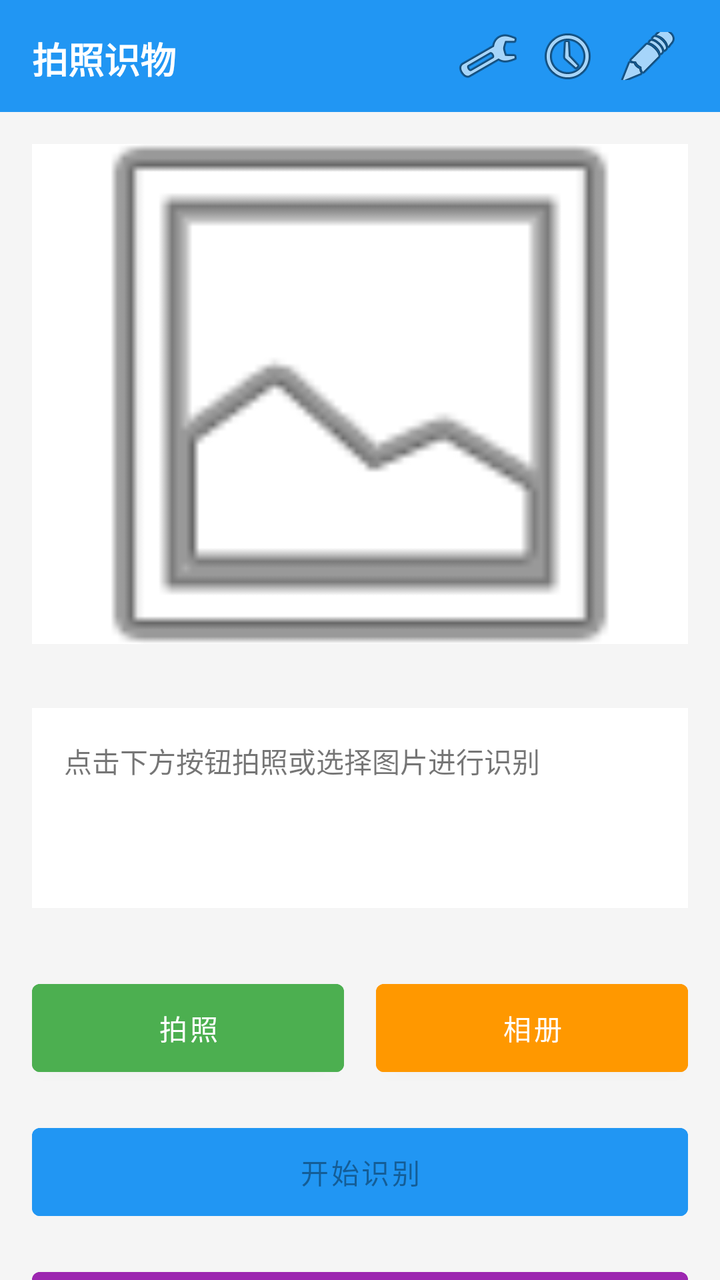
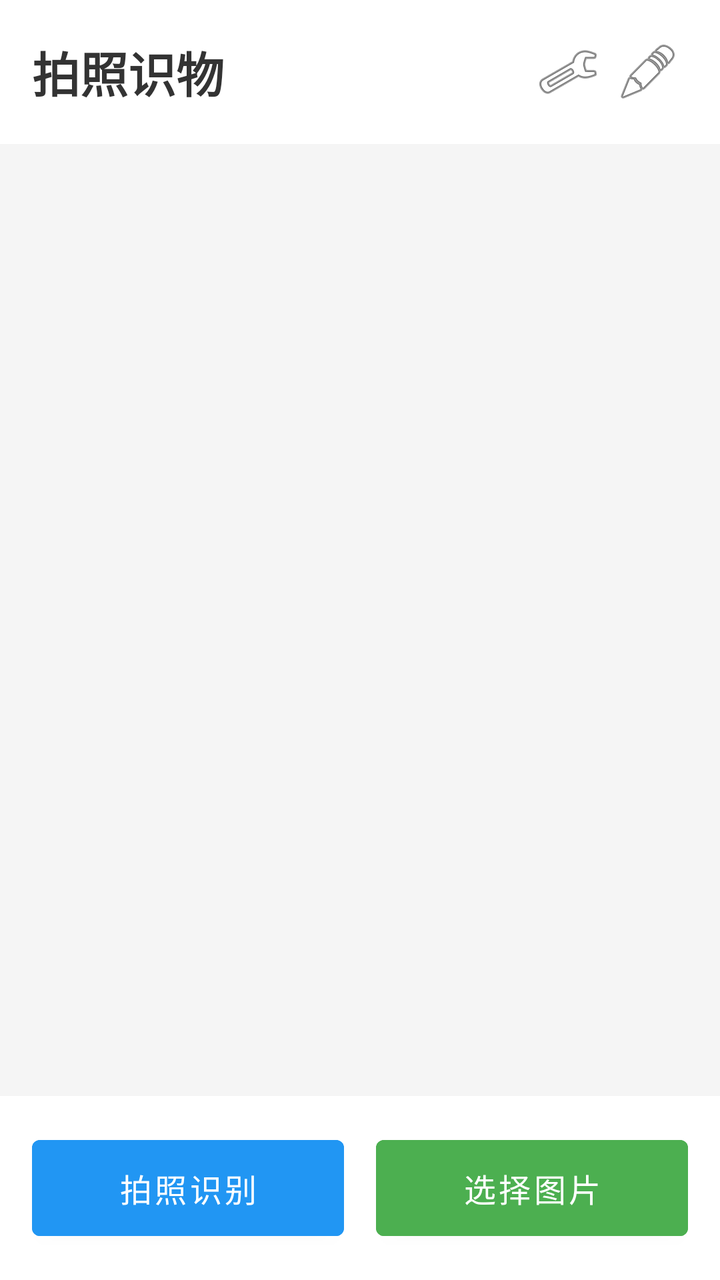

The first picture is an Android layout as it rendered before a commit; the second is the same layout after the commit. The layout source and the unified diff follow.
<!-- AndroidManifest.xml: application theme Theme.ImageRecognition -->
<!-- res/layout/activity_main.xml -->
<?xml version="1.0" encoding="utf-8"?>
<LinearLayout xmlns:android="http://schemas.android.com/apk/res/android"
    android:layout_width="match_parent"
    android:layout_height="match_parent"
    android:orientation="vertical"
    android:background="#F5F5F5">

    
    <LinearLayout
        android:layout_width="match_parent"
        android:layout_height="56dp"
        android:background="#2196F3"
        android:gravity="center_vertical"
        android:padding="16dp">

        <TextView
            android:layout_width="0dp"
            android:layout_height="wrap_content"
            android:layout_weight="1"
            android:text="拍照识物"
            android:textColor="#FFFFFF"
            android:textSize="18sp"
            android:textStyle="bold" />

        <ImageButton
            android:id="@+id/btnSettings"
            android:layout_width="40dp"
            android:layout_height="40dp"
            android:background="?attr/selectableItemBackgroundBorderless"
            android:src="@android:drawable/ic_menu_preferences"
            android:contentDescription="设置" />

        <ImageButton
            android:id="@+id/btnHistory"
            android:layout_width="40dp"
            android:layout_height="40dp"
            android:background="?attr/selectableItemBackgroundBorderless"
            android:src="@android:drawable/ic_menu_recent_history"
            android:contentDescription="历史记录" />

        <ImageButton
            android:id="@+id/btnTrain"
            android:layout_width="40dp"
            android:layout_height="40dp"
            android:background="?attr/selectableItemBackgroundBorderless"
            android:src="@android:drawable/ic_menu_edit"
            android:contentDescription="训练" />
    </LinearLayout>

    
    <ImageView
        android:id="@+id/imagePreview"
        android:layout_width="match_parent"
        android:layout_height="250dp"
        android:layout_margin="16dp"
        android:background="#FFFFFF"
        android:scaleType="centerCrop"
        android:src="@android:drawable/ic_menu_gallery" />

    
    <TextView
        android:id="@+id/tvResult"
        android:layout_width="match_parent"
        android:layout_height="wrap_content"
        android:layout_margin="16dp"
        android:background="#FFFFFF"
        android:padding="16dp"
        android:text="点击下方按钮拍照或选择图片进行识别"
        android:textSize="14sp"
        android:minHeight="100dp" />

    
    <LinearLayout
        android:layout_width="match_parent"
        android:layout_height="wrap_content"
        android:orientation="horizontal"
        android:padding="16dp">

        <Button
            android:id="@+id/btnCamera"
            android:layout_width="0dp"
            android:layout_height="56dp"
            android:layout_weight="1"
            android:layout_marginEnd="8dp"
            android:text="拍照"
            android:backgroundTint="#4CAF50" />

        <Button
            android:id="@+id/btnGallery"
            android:layout_width="0dp"
            android:layout_height="56dp"
            android:layout_weight="1"
            android:layout_marginStart="8dp"
            android:text="相册"
            android:backgroundTint="#FF9800" />
    </LinearLayout>

    <Button
        android:id="@+id/btnRecognize"
        android:layout_width="match_parent"
        android:layout_height="56dp"
        android:layout_marginHorizontal="16dp"
        android:text="开始识别"
        android:backgroundTint="#2196F3"
        android:enabled="false" />

    <Button
        android:id="@+id/btnSave"
        android:layout_width="match_parent"
        android:layout_height="56dp"
        android:layout_margin="16dp"
        android:text="保存记录"
        android:backgroundTint="#9C27B0"
        android:enabled="false" />

</LinearLayout>
<!-- resources referenced by this layout -->
<resources>
  <style name="Theme.ImageRecognition" parent="Theme.MaterialComponents.DayNight.NoActionBar">
          <item name="colorPrimary">@color/colorPrimary</item>
          <item name="colorPrimaryDark">@color/colorPrimaryDark</item>
          <item name="colorAccent">@color/colorAccent</item>
      </style>
  <color name="colorPrimary">#6200EE</color>
  <color name="colorPrimaryDark">#3700B3</color>
  <color name="colorAccent">#03DAC5</color>
</resources>

<!-- the commit's change to res/layout/activity_main.xml (unified diff, before → after) -->
@@ -8,109 +8,94 @@
     
     <LinearLayout
         android:layout_width="match_parent"
-        android:layout_height="56dp"
-        android:background="#2196F3"
+        android:layout_height="wrap_content"
+        android:orientation="horizontal"
         android:gravity="center_vertical"
-        android:padding="16dp">
+        android:padding="16dp"
+        android:background="#FFFFFF">
 
         <TextView
             android:layout_width="0dp"
             android:layout_height="wrap_content"
             android:layout_weight="1"
             android:text="拍照识物"
-            android:textColor="#FFFFFF"
-            android:textSize="18sp"
-            android:textStyle="bold" />
+            android:textSize="24sp"
+            android:textStyle="bold"
+            android:textColor="#333333" />
 
         <ImageButton
             android:id="@+id/btnSettings"
             android:layout_width="40dp"
             android:layout_height="40dp"
+            android:src="@android:drawable/ic_menu_preferences"
             android:background="?attr/selectableItemBackgroundBorderless"
-            android:src="@android:drawable/ic_menu_preferences"
-            android:contentDescription="设置" />
+            android:contentDescription="设置"
+            android:onClick="onSettings" />
 
         <ImageButton
-            android:id="@+id/btnHistory"
+            android:id="@+id/btnTraining"
             android:layout_width="40dp"
             android:layout_height="40dp"
+            android:src="@android:drawable/ic_menu_edit"
             android:background="?attr/selectableItemBackgroundBorderless"
-            android:src="@android:drawable/ic_menu_recent_history"
-            android:contentDescription="历史记录" />
-
-        <ImageButton
-            android:id="@+id/btnTrain"
-            android:layout_width="40dp"
-            android:layout_height="40dp"
-            android:background="?attr/selectableItemBackgroundBorderless"
-            android:src="@android:drawable/ic_menu_edit"
-            android:contentDescription="训练" />
+            android:contentDescription="训练"
+            android:onClick="onTraining" />
     </LinearLayout>
 
     
-    <ImageView
-        android:id="@+id/imagePreview"
+    <ListView
+        android:id="@+id/listHistory"
         android:layout_width="match_parent"
-        android:layout_height="250dp"
-        android:layout_margin="16dp"
-        android:background="#FFFFFF"
-        android:scaleType="centerCrop"
-        android:src="@android:drawable/ic_menu_gallery" />
+        android:layout_height="0dp"
+        android:layout_weight="1"
+        android:padding="8dp"
+        android:divider="@android:color/transparent"
+        android:dividerHeight="8dp" />
 
     
     <TextView
-        android:id="@+id/tvResult"
+        android:id="@+id/tvEmpty"
         android:layout_width="match_parent"
-        android:layout_height="wrap_content"
-        android:layout_margin="16dp"
-        android:background="#FFFFFF"
-        android:padding="16dp"
-        android:text="点击下方按钮拍照或选择图片进行识别"
-        android:textSize="14sp"
-        android:minHeight="100dp" />
+        android:layout_height="0dp"
+        android:layout_weight="1"
+        android:text="暂无识别记录\n\n点击下方按钮开始识别"
+        android:textSize="16sp"
+        android:textColor="#999999"
+        android:gravity="center"
+        android:visibility="gone" />
 
     
     <LinearLayout
         android:layout_width="match_parent"
         android:layout_height="wrap_content"
         android:orientation="horizontal"
-        android:padding="16dp">
+        android:padding="16dp"
+        android:background="#FFFFFF">
 
         <Button
-            android:id="@+id/btnCamera"
+            android:id="@+id/btnTakePhoto"
             android:layout_width="0dp"
-            android:layout_height="56dp"
+            android:layout_height="60dp"
             android:layout_weight="1"
-            android:layout_marginEnd="8dp"
-            android:text="拍照"
-            android:backgroundTint="#4CAF50" />
+            android:text="拍照识别"
+            android:backgroundTint="#2196F3"
+            android:textColor="#FFFFFF"
+            android:textSize="16sp"
+            android:onClick="onTakePhoto" />
+
+        <View
+            android:layout_width="16dp"
+            android:layout_height="0dp" />
 
         <Button
-            android:id="@+id/btnGallery"
+            android:id="@+id/btnSelectImage"
             android:layout_width="0dp"
-            android:layout_height="56dp"
+            android:layout_height="60dp"
             android:layout_weight="1"
-            android:layout_marginStart="8dp"
-            android:text="相册"
-            android:backgroundTint="#FF9800" />
+            android:text="选择图片"
+            android:backgroundTint="#4CAF50"
+            android:textColor="#FFFFFF"
+            android:textSize="16sp"
+            android:onClick="onSelectImage" />
     </LinearLayout>
-
-    <Button
-        android:id="@+id/btnRecognize"
-        android:layout_width="match_parent"
-        android:layout_height="56dp"
-        android:layout_marginHorizontal="16dp"
-        android:text="开始识别"
-        android:backgroundTint="#2196F3"
-        android:enabled="false" />
-
-    <Button
-        android:id="@+id/btnSave"
-        android:layout_width="match_parent"
-        android:layout_height="56dp"
-        android:layout_margin="16dp"
-        android:text="保存记录"
-        android:backgroundTint="#9C27B0"
-        android:enabled="false" />
-
 </LinearLayout>
